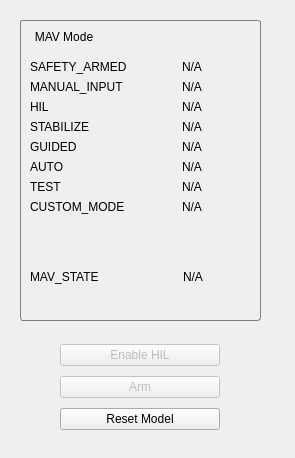
The window that rqt_rotors/resource/mav_mode_widget.ui (pvechersky/rotors_simulator) describes before a commit, drawn with Qt 5.
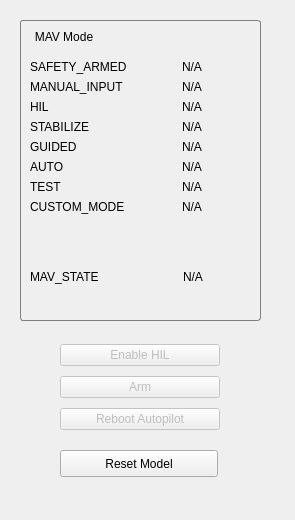
The same window after the commit.

Commit message: Adding the functionality of rebooting the autopilot to the GUI

Diff of the .ui file:
```diff
--- a/rqt_rotors/resource/mav_mode_widget.ui
+++ b/rqt_rotors/resource/mav_mode_widget.ui
@@ -7,7 +7,7 @@
     <x>0</x>
     <y>0</y>
     <width>295</width>
-    <height>458</height>
+    <height>520</height>
    </rect>
   </property>
   <property name="sizePolicy">
@@ -19,7 +19,7 @@
   <property name="minimumSize">
    <size>
     <width>295</width>
-    <height>458</height>
+    <height>520</height>
    </size>
   </property>
   <property name="windowTitle">
@@ -298,17 +298,33 @@
      </widget>
     </item>
     <item>
-     <widget class="QPushButton" name="button_reset_model">
+     <widget class="QPushButton" name="button_reboot_autopilot">
       <property name="enabled">
-       <bool>true</bool>
+       <bool>false</bool>
       </property>
       <property name="text">
-       <string>Reset Model</string>
+       <string>Reboot Autopilot</string>
       </property>
      </widget>
     </item>
    </layout>
   </widget>
+  <widget class="QPushButton" name="button_reset_model">
+   <property name="enabled">
+    <bool>true</bool>
+   </property>
+   <property name="geometry">
+    <rect>
+     <x>60</x>
+     <y>450</y>
+     <width>158</width>
+     <height>27</height>
+    </rect>
+   </property>
+   <property name="text">
+    <string>Reset Model</string>
+   </property>
+  </widget>
  </widget>
  <resources/>
  <connections/>
```
The commit also changes 7 other files.
